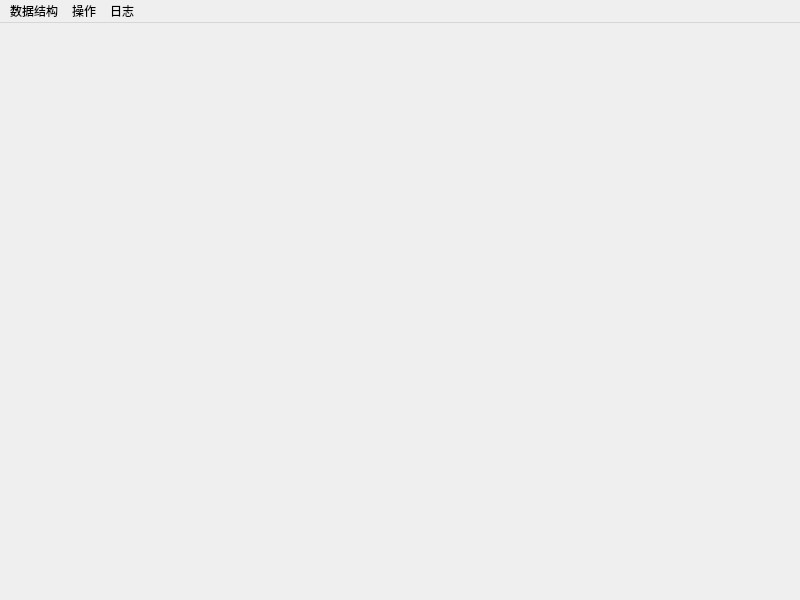
This is mainwindow.ui in Ne-GH/VisualDataStructure as Qt 5 draws it before an edit. The edited form follows.
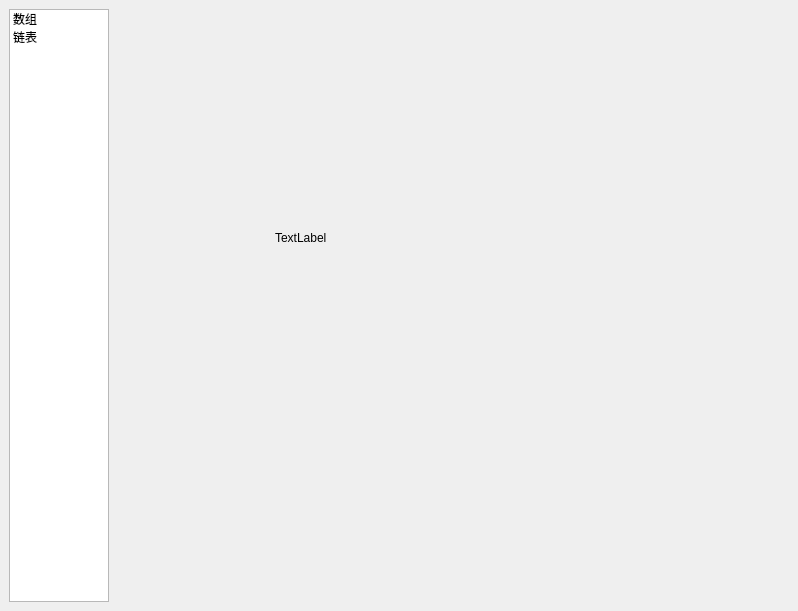
This is the edited form.

```diff
--- a/mainwindow.ui
+++ b/mainwindow.ui
@@ -6,53 +6,80 @@
    <rect>
     <x>0</x>
     <y>0</y>
-    <width>800</width>
-    <height>600</height>
+    <width>798</width>
+    <height>611</height>
    </rect>
   </property>
   <property name="windowTitle">
    <string>MainWindow</string>
   </property>
-  <widget class="QWidget" name="centralwidget"/>
+  <widget class="QWidget" name="centralwidget">
+   <layout class="QHBoxLayout" name="horizontalLayout">
+    <item>
+     <widget class="QListWidget" name="structure_list">
+      <property name="maximumSize">
+       <size>
+        <width>100</width>
+        <height>16777215</height>
+       </size>
+      </property>
+      <item>
+       <property name="text">
+        <string>数组</string>
+       </property>
+      </item>
+      <item>
+       <property name="text">
+        <string>链表</string>
+       </property>
+      </item>
+     </widget>
+    </item>
+    <item>
+     <widget class="QStackedWidget" name="opeator_widget">
+      <widget class="QWidget" name="array_widget">
+       <widget class="QLabel" name="label">
+        <property name="geometry">
+         <rect>
+          <x>160</x>
+          <y>220</y>
+          <width>71</width>
+          <height>17</height>
+         </rect>
+        </property>
+        <property name="text">
+         <string>TextLabel</string>
+        </property>
+       </widget>
+      </widget>
+      <widget class="QWidget" name="list_widget">
+       <widget class="QLabel" name="label_2">
+        <property name="geometry">
+         <rect>
+          <x>200</x>
+          <y>240</y>
+          <width>71</width>
+          <height>17</height>
+         </rect>
+        </property>
+        <property name="text">
+         <string>2</string>
+        </property>
+       </widget>
+      </widget>
+     </widget>
+    </item>
+   </layout>
+  </widget>
   <widget class="QMenuBar" name="menu_bar">
    <property name="geometry">
     <rect>
      <x>0</x>
      <y>0</y>
-     <width>800</width>
+     <width>798</width>
      <height>32</height>
     </rect>
    </property>
-   <widget class="QMenu" name="structure_menu">
-    <property name="title">
-     <string>数据结构</string>
-    </property>
-    <addaction name="arrary_action"/>
-    <addaction name="list_action"/>
-    <addaction name="queue_action"/>
-    <addaction name="stack_action"/>
-    <addaction name="string_action"/>
-    <addaction name="tree_action"/>
-    <addaction name="picture_action"/>
-   </widget>
-   <widget class="QMenu" name="opeator_menu">
-    <property name="title">
-     <string>操作</string>
-    </property>
-    <addaction name="install_action"/>
-    <addaction name="delete_action"/>
-    <addaction name="sort_action"/>
-    <addaction name="update_action"/>
-   </widget>
-   <widget class="QMenu" name="log_menu">
-    <property name="title">
-     <string>日志</string>
-    </property>
-    <addaction name="show_log_action"/>
-   </widget>
-   <addaction name="structure_menu"/>
-   <addaction name="opeator_menu"/>
-   <addaction name="log_menu"/>
   </widget>
   <action name="show_log_action">
    <property name="text">
```
Left out of the diff: 62 changed lines with no effect on the pictures.
